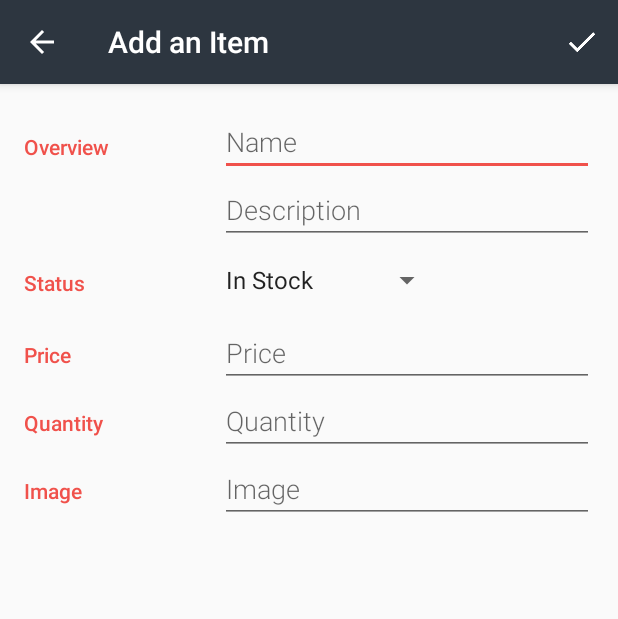
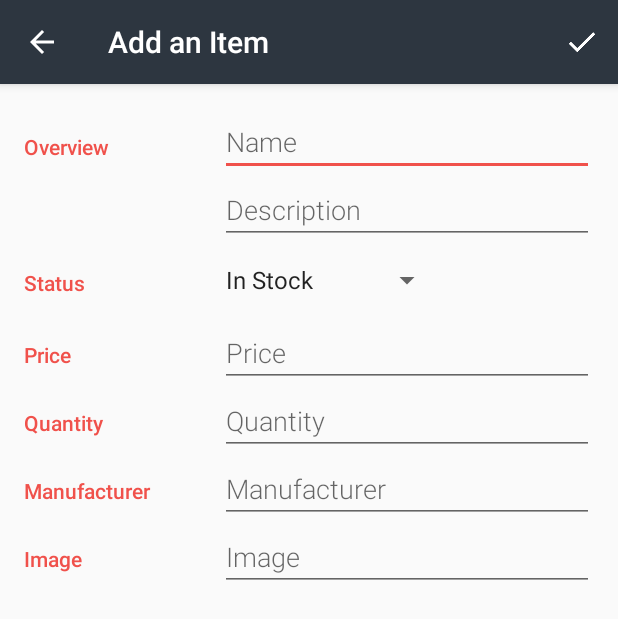
Before and after one commit to joelemerson/StoreStocker, an Android app: the screen it shows after launch (EditorActivity), after a tap on an icon or button, on a phone screen of 412 x 824 dp. Shown: the top 619 px of the screen. Run offline under Robolectric (Android 15) with nearby library versions, the phone set to English and light mode, and no system bars.

```diff
--- a/app/src/main/java/com/example/android/items/CatalogActivity.java
+++ b/app/src/main/java/com/example/android/items/CatalogActivity.java
@@ -139,6 +139,7 @@ public class CatalogActivity extends AppCompatActivity implements
                 ItemEntry.COLUMN_ITEM_DESCRIPTION,
                 ItemEntry.COLUMN_ITEM_PRICE,
                 ItemEntry.COLUMN_ITEM_QUANTITY,
+                ItemEntry.COLUMN_ITEM_MANUFACTURER,
                 ItemEntry.COLUMN_ITEM_IMAGE};
 
         // This loader will execute the ContentProvider's query method on a background thread
--- a/app/src/main/java/com/example/android/items/data/ItemContract.java
+++ b/app/src/main/java/com/example/android/items/data/ItemContract.java
@@ -145,6 +145,13 @@ public final class ItemContract {
             }
             return false;
         }
+
+        /**
+         * Name of the manufacturer_label.
+         * <p>
+         * Type: TEXT
+         */
+        public final static String COLUMN_ITEM_MANUFACTURER = "MANUFACTURER";
     }
 
 }
--- a/app/src/main/java/com/example/android/items/data/ItemDbHelper.java
+++ b/app/src/main/java/com/example/android/items/data/ItemDbHelper.java
@@ -60,6 +60,7 @@ public class ItemDbHelper extends SQLiteOpenHelper {
                 + ItemEntry.COLUMN_ITEM_STATUS + " INTEGER NOT NULL, "
                 + ItemEntry.COLUMN_ITEM_QUANTITY + " INTEGER NOT NULL DEFAULT 0,"
                 + ItemEntry.COLUMN_ITEM_IMAGE + " TEXT, "
+                + ItemEntry.COLUMN_ITEM_MANUFACTURER + " TEXT, "
                 + ItemEntry.COLUMN_ITEM_PRICE + " FLOAT NOT NULL DEFAULT 0.00);";
         // Execute the SQL statement
         db.execSQL(SQL_CREATE_ITEMS_TABLE);
--- a/app/src/main/res/layout/activity_editor.xml
+++ b/app/src/main/res/layout/activity_editor.xml
@@ -143,7 +143,39 @@
         </RelativeLayout>
     </LinearLayout>
 
+    !-- Manufacturer category -->
+
+    <LinearLayout
+        android:id="@+id/container_manufacturer"
+        android:layout_width="match_parent"
+        android:layout_height="wrap_content"
+        android:orientation="horizontal">
+
+        <!-- Label -->
+        <TextView
+            style="@style/CategoryStyle"
+            android:text="@string/manufacturer_label"/>
+
+        <!-- Input fields -->
+        <RelativeLayout
+            android:layout_width="0dp"
+            android:layout_height="wrap_content"
+            android:layout_weight="2"
+            android:paddingLeft="4dp">
+
+            <!-- Image field -->
+            <EditText
+                android:id="@+id/edit_item_manufacturer"
+                style="@style/EditorFieldStyle"
+                android:hint="@string/manufacturer_label"
+                android:inputType="text"/>
+
+        </RelativeLayout>
+
+    </LinearLayout>
+
     !-- Image category -->
+
     <LinearLayout
         android:id="@+id/container_image"
         android:layout_width="match_parent"
--- a/app/src/main/res/values/strings.xml
+++ b/app/src/main/res/values/strings.xml
@@ -104,9 +104,9 @@
     <!-- Label for dropdown menu option if the item is on order [CHAR LIMIT=20] -->
     <string name="status_on_order">On Order</string>
 
-    <!-- REMOVE THIS LATER [CHAR LIMIT=20] -->
     <string name="unknown_description">Unknown description</string>
     <string name="price">Price</string>
     <string name="image_label">Image</string>
     <string name="nameRequired">Name is required.</string>
+    <string name="manufacturer_label">Manufacturer</string>
 </resources>
```
Also changed, not shown: app/src/main/java/com/example/android/items/EditorActivity.java (+22 -7 lines).
